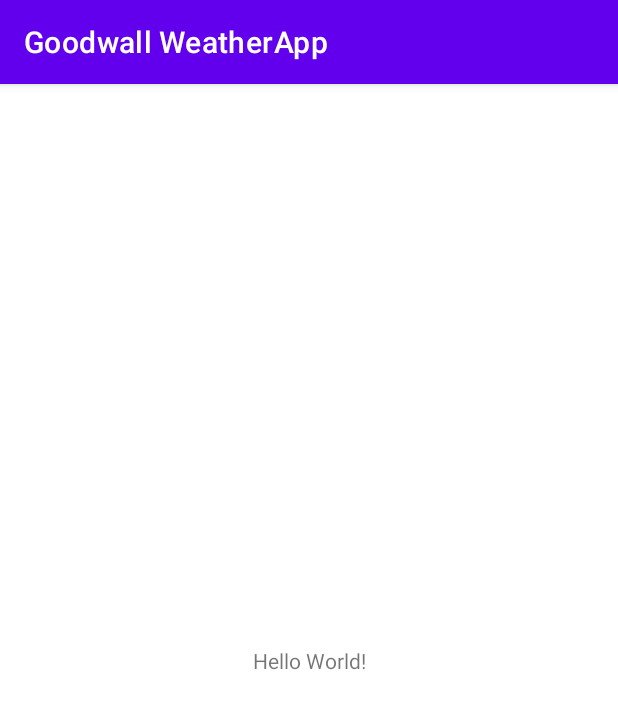
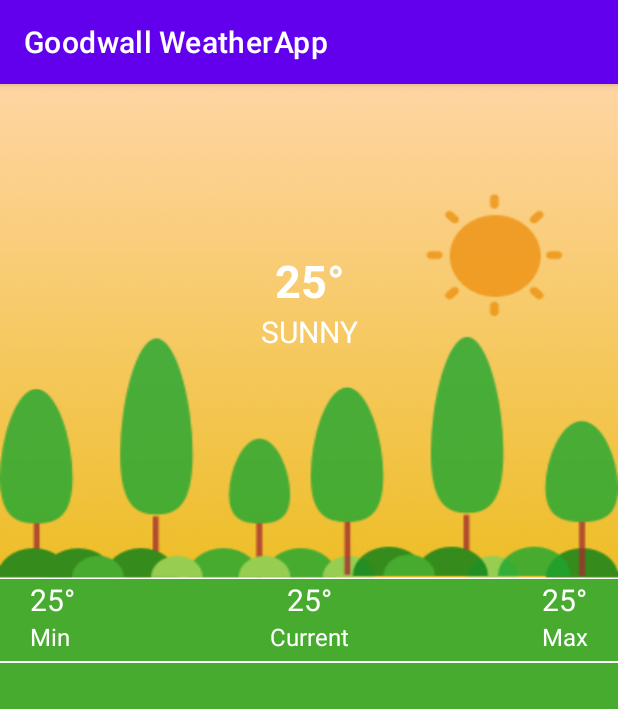
Before and after one commit to PeterSitemba/GoodwallWeatherApp, an Android app: the screen it shows after launch (MainActivity), on a phone screen of 412 x 824 dp. Shown: the top 709 px of the screen. Run offline under Robolectric (Android 15) with nearby library versions, the phone set to English and light mode, and no system bars; our stand-ins replace Dagger/Hilt's generated code, Room's generated code, RxJava; 2 statements that could not run were skipped.

Commit message:
Fragments

```diff
--- a/app/src/main/java/faba/app/goodwallweatherapp/MainActivity.kt
+++ b/app/src/main/java/faba/app/goodwallweatherapp/MainActivity.kt
@@ -19,10 +19,10 @@ class MainActivity : AppCompatActivity() {
         super.onCreate(savedInstanceState)
         setContentView(R.layout.activity_main)
 
-        weatherViewModel.getCurrentWeather(-1.3761848, 36.676677, "2a5ac244383461b7c2225b066ef65029")
-        weatherViewModel.getWeatherForecast(-1.3761848, 36.676677, "2a5ac244383461b7c2225b066ef65029")
+        //weatherViewModel.getCurrentWeather(-1.3761848, 36.676677, "2a5ac244383461b7c2225b066ef65029")
+        //weatherViewModel.getWeatherForecast(-1.3761848, 36.676677, "2a5ac244383461b7c2225b066ef65029")
 
-        observeViewModel()
+        //observeViewModel()
     }
 
     private fun observeViewModel() {
--- a/app/src/main/java/faba/app/goodwallweatherapp/repository/WeatherRepository.kt
+++ b/app/src/main/java/faba/app/goodwallweatherapp/repository/WeatherRepository.kt
@@ -24,29 +24,6 @@ class WeatherRepository @Inject constructor(
     val currentWeatherDataResponse = MutableLiveData<APIResponse<WeatherData>>()
     val forecastWeatherDataResponse = MutableLiveData<APIResponse<ForecastData>>()
 
-
-    /* fun getCurrentWeather(
-         lat: Double,
-         lon: Double,
-         appId: String
-     ) = retrofitService.getCurrentWeather(
-         lat,
-         lon,
-         appId,
-         units = "metric"
-     )
-
-     fun getWeatherForecast(
-         lat: Double,
-         lon: Double,
-         appId: String
-     ) = retrofitService.getWeatherForecast(
-         lat,
-         lon,
-         appId,
-         units = "metric"
-     )*/
-
     fun insertCurrent(weatherData: WeatherData) {
         weatherDao.insertCurrentWeather(weatherData)
     }
@@ -54,9 +31,6 @@ class WeatherRepository @Inject constructor(
     fun insertForecast(forecastData: ForecastData) {
         weatherDao.insertForecastWeather(forecastData)
     }
-
-    val roomCurrentWeatherList = weatherDao.getAllCurrentWeatherData()
-    val roomWeatherForecastList = weatherDao.getAllWeatherForecast()
 
     val getRowCount = weatherDao.getRowCount()
     val getForecastRowCount = weatherDao.getForecastRowCount()
--- /dev/null
+++ b/app/src/main/java/faba/app/goodwallweatherapp/view/adapters/ForecastAdapter.kt
@@ -0,0 +1,34 @@
+package faba.app.goodwallweatherapp.view.adapters
+
+import android.content.Context
+import android.view.View
+import android.view.ViewGroup
+import androidx.recyclerview.widget.RecyclerView
+
+class ForecastAdapter(private val context: Context) :
+    RecyclerView.Adapter<RecyclerView.ViewHolder>() {
+
+    override fun getItemId(position: Int): Long {
+        return super.getItemId(position)
+    }
+
+    override fun getItemViewType(position: Int): Int {
+        return super.getItemViewType(position)
+    }
+
+    override fun onCreateViewHolder(parent: ViewGroup, viewType: Int): RecyclerView.ViewHolder {
+        TODO("Not yet implemented")
+    }
+
+    override fun getItemCount(): Int {
+        return 0
+    }
+
+    inner class ViewHolderHeader(itemView: View) : RecyclerView.ViewHolder(itemView) {
+    }
+
+    override fun onBindViewHolder(holder: RecyclerView.ViewHolder, position: Int) {
+
+    }
+
+}
--- /dev/null
+++ b/app/src/main/java/faba/app/goodwallweatherapp/view/fragments/HomeFragment.kt
@@ -0,0 +1,102 @@
+package faba.app.goodwallweatherapp.view.fragments
+
+import android.os.Bundle
+import android.util.Log
+import android.view.LayoutInflater
+import android.view.View
+import android.view.ViewGroup
+import androidx.fragment.app.Fragment
+import androidx.fragment.app.activityViewModels
+import androidx.recyclerview.widget.LinearLayoutManager
+import faba.app.goodwallweatherapp.R
+import faba.app.goodwallweatherapp.models.forecast.ForecastData
+import faba.app.goodwallweatherapp.models.forecast.ForecastDays
+import faba.app.goodwallweatherapp.utils.Status
+import faba.app.goodwallweatherapp.view.adapters.ForecastAdapter
+import faba.app.goodwallweatherapp.viewmodel.WeatherViewModel
+import kotlinx.android.synthetic.main.host_frag.*
+
+
+class HomeFragment : Fragment() {
+
+    val weatherViewModel: WeatherViewModel by activityViewModels()
+    private lateinit var listAdapter: ForecastAdapter
+
+    var forecastList: MutableList<ForecastDays> = mutableListOf()
+
+
+
+    override fun onCreateView(
+        inflater: LayoutInflater,
+        container: ViewGroup?,
+        savedInstanceState: Bundle?
+    ): View? =
+        inflater.inflate(R.layout.host_frag, container, false)
+
+    override fun onViewCreated(view: View, savedInstanceState: Bundle?) {
+        super.onViewCreated(view, savedInstanceState)
+
+        weatherViewModel.getCurrentWeather(
+            -1.3761848,
+            36.676677,
+            "2a5ac244383461b7c2225b066ef65029"
+        )
+        weatherViewModel.getWeatherForecast(
+            -1.3761848,
+            36.676677,
+            "2a5ac244383461b7c2225b066ef65029"
+        )
+
+        observeCurrentViewModel()
+        observeForecastViewModel()
+
+        rvForecast.layoutManager = LinearLayoutManager(
+            activity,
+            LinearLayoutManager.VERTICAL,
+            false
+        )
+        listAdapter = context?.let { ForecastAdapter(it) }!!
+        rvForecast.adapter = listAdapter
+
+    }
+
+    private fun observeCurrentViewModel() {
+        weatherViewModel.currentWeather.observe(this, { response ->
+            when (response.status) {
+                Status.LOADING -> {
+                    Log.e("MainActivity", "Loading...")
+                }
+                Status.ERROR -> {
+                    Log.e("MainActivity", "Error!!!")
+                }
+                else -> {
+                    response.data.let {
+                        Log.e("MainActivity", it!!.main.temp.toString())
+                    }
+                }
+            }
+
+        })
+    }
+
+    private fun observeForecastViewModel() {
+        weatherViewModel.forecastWeather.observe(this, { response ->
+            when (response.status) {
+                Status.LOADING -> {
+                    Log.e("MainActivity", "Loading...")
+                }
+                Status.ERROR -> {
+                    Log.e("MainActivity", "Error!!!")
+                }
+                else -> {
+                    response.data.let {
+                        forecastList = it!!.list.toMutableList()
+                    }
+                }
+            }
+
+        })
+    }
+
+
+}
--- a/app/src/main/res/layout/activity_main.xml
+++ b/app/src/main/res/layout/activity_main.xml
@@ -6,13 +6,16 @@
     android:layout_height="match_parent"
     tools:context=".MainActivity">
 
-    <TextView
-        android:layout_width="wrap_content"
-        android:layout_height="wrap_content"
-        android:text="Hello World!"
-        app:layout_constraintBottom_toBottomOf="parent"
+    <androidx.fragment.app.FragmentContainerView
+        android:id="@+id/nav_host_fragment"
+        android:name="androidx.navigation.fragment.NavHostFragment"
+        android:layout_width="0dp"
+        android:layout_height="0dp"
         app:layout_constraintLeft_toLeftOf="parent"
         app:layout_constraintRight_toRightOf="parent"
-        app:layout_constraintTop_toTopOf="parent" />
+        app:layout_constraintTop_toTopOf="parent"
+        app:layout_constraintBottom_toBottomOf="parent"
+        app:defaultNavHost="true"
+        app:navGraph="@navigation/nav_graph" />
 
 </androidx.constraintlayout.widget.ConstraintLayout>
--- /dev/null
+++ b/app/src/main/res/layout/host_frag.xml
@@ -0,0 +1,171 @@
+<?xml version="1.0" encoding="utf-8"?>
+<androidx.constraintlayout.widget.ConstraintLayout xmlns:android="http://schemas.android.com/apk/res/android"
+    xmlns:app="http://schemas.android.com/apk/res-auto"
+    android:layout_width="match_parent"
+    android:layout_height="match_parent">
+
+    <androidx.constraintlayout.widget.ConstraintLayout
+        android:id="@+id/cLHeader"
+        android:layout_width="match_parent"
+        android:layout_height="@dimen/header_height"
+        android:background="@drawable/sunny"
+        app:layout_constraintTop_toTopOf="parent">
+
+
+        <TextView
+            android:id="@+id/txtTemp"
+            android:layout_width="wrap_content"
+            android:layout_height="wrap_content"
+            android:text="@string/degree"
+            android:textAlignment="center"
+            android:textColor="@color/white"
+            android:textSize="@dimen/txt_xxxlarge"
+            android:textStyle="bold"
+            app:layout_constraintBottom_toTopOf="@+id/txtWeather"
+            app:layout_constraintEnd_toEndOf="parent"
+            app:layout_constraintStart_toStartOf="parent" />
+
+        <TextView
+            android:id="@+id/txtWeather"
+            android:layout_width="wrap_content"
+            android:layout_height="wrap_content"
+            android:text="@string/weather"
+            android:textAlignment="center"
+            android:textColor="@color/white"
+            android:textSize="@dimen/txt_xxlarge"
+            app:layout_constraintBottom_toBottomOf="parent"
+            app:layout_constraintEnd_toEndOf="parent"
+            app:layout_constraintStart_toStartOf="parent"
+            app:layout_constraintTop_toTopOf="parent" />
+
+    </androidx.constraintlayout.widget.ConstraintLayout>
+
+    <androidx.constraintlayout.widget.ConstraintLayout
+        android:id="@+id/cLBody"
+        android:layout_width="match_parent"
+        android:layout_height="0dp"
+        android:background="@color/sunny"
+        app:layout_constraintBottom_toBottomOf="parent"
+        app:layout_constraintTop_toBottomOf="@+id/cLHeader">
+
+        <androidx.constraintlayout.widget.Guideline
+            android:id="@+id/contentMarginLeft"
+            android:layout_width="wrap_content"
+            android:layout_height="wrap_content"
+            android:orientation="vertical"
+            app:layout_constraintGuide_begin="@dimen/margin_medium" />
+
+        <androidx.constraintlayout.widget.Guideline
+            android:id="@+id/contentMarginRight"
+            android:layout_width="wrap_content"
+            android:layout_height="wrap_content"
+            android:orientation="vertical"
+            app:layout_constraintGuide_end="@dimen/margin_medium" />
+
+        <LinearLayout
+            android:id="@+id/linearLayoutMin"
+            android:layout_width="wrap_content"
+            android:layout_height="wrap_content"
+            android:orientation="vertical"
+            app:layout_constraintStart_toStartOf="@+id/contentMarginLeft"
+            app:layout_constraintTop_toTopOf="parent">
+
+            <TextView
+                android:id="@+id/txtMinTemp"
+                android:layout_width="wrap_content"
+                android:layout_height="wrap_content"
+                android:layout_gravity="center"
+                android:text="@string/degree"
+                android:textAlignment="center"
+                android:textColor="@color/white"
+                android:textSize="@dimen/txt_xxlarge" />
+
+            <TextView
+                android:layout_width="wrap_content"
+                android:layout_height="wrap_content"
+                android:text="@string/min_temp"
+                android:textAlignment="center"
+                android:textColor="@color/white"
+                android:textSize="@dimen/txt_xlarge" />
+        </LinearLayout>
+
+        <LinearLayout
+            android:id="@+id/linearLayoutCurrent"
+            android:layout_width="wrap_content"
+            android:layout_height="wrap_content"
+            android:orientation="vertical"
+            app:layout_constraintEnd_toEndOf="@+id/contentMarginRight"
+            app:layout_constraintStart_toStartOf="@+id/contentMarginLeft"
+            app:layout_constraintTop_toTopOf="parent">
+
+            <TextView
+                android:id="@+id/txtCurrentTemp"
+                android:layout_width="wrap_content"
+                android:layout_height="wrap_content"
+                android:layout_gravity="center"
+                android:text="@string/degree"
+                android:textAlignment="center"
+                android:textColor="@color/white"
+                android:textSize="@dimen/txt_xxlarge" />
+
+            <TextView
+                android:layout_width="wrap_content"
+                android:layout_height="wrap_content"
+                android:text="@string/current_temp"
+                android:textAlignment="center"
+                android:textColor="@color/white"
+                android:textSize="@dimen/txt_xlarge" />
+        </LinearLayout>
+
+        <LinearLayout
+            android:id="@+id/linearLayoutMax"
+            android:layout_width="wrap_content"
+            android:layout_height="wrap_content"
+            android:orientation="vertical"
+            app:layout_constraintEnd_toEndOf="@+id/contentMarginRight"
+            app:layout_constraintTop_toTopOf="parent"
+
+            >
+
+            <TextView
+                android:id="@+id/txtMaxTemp"
+                android:layout_width="wrap_content"
+                android:layout_height="wrap_content"
+                android:layout_gravity="center"
+                android:text="@string/degree"
+                android:textAlignment="center"
+                android:textColor="@color/white"
+                android:textSize="@dimen/txt_xxlarge" />
+
+            <TextView
+                android:layout_width="wrap_content"
+                android:layout_height="wrap_content"
+                android:text="@string/max_temp"
+                android:textAlignment="center"
+                android:textColor="@color/white"
+                android:textSize="@dimen/txt_xlarge" />
+        </LinearLayout>
+
+        <com.google.android.material.divider.MaterialDivider
+            android:id="@+id/divider"
+            android:layout_width="match_parent"
+            android:layout_height="@dimen/divider"
+            android:layout_marginTop="@dimen/margin_x_small"
+            android:layout_marginBottom="@dimen/margin_x_small"
+            app:dividerColor="@color/white"
+            app:layout_constraintTop_toBottomOf="@+id/linearLayoutMax" />
+
+        <androidx.recyclerview.widget.RecyclerView
+            android:id="@+id/rvForecast"
+            android:layout_width="0dp"
+            android:layout_height="wrap_content"
+            android:layout_marginTop="@dimen/margin_large"
+            android:layout_marginBottom="@dimen/margin_small"
+            app:layout_constraintEnd_toEndOf="@+id/contentMarginRight"
+            app:layout_constraintStart_toStartOf="@+id/contentMarginLeft"
+            app:layout_constraintTop_toBottomOf="@+id/divider" />
+
+    </androidx.constraintlayout.widget.ConstraintLayout>
+
+
+</androidx.constraintlayout.widget.ConstraintLayout>
--- /dev/null
+++ b/app/src/main/res/layout/list_forecast.xml
@@ -0,0 +1,41 @@
+<?xml version="1.0" encoding="utf-8"?>
+<androidx.constraintlayout.widget.ConstraintLayout xmlns:android="http://schemas.android.com/apk/res/android"
+    xmlns:app="http://schemas.android.com/apk/res-auto"
+    android:layout_width="match_parent"
+    android:layout_height="wrap_content">
+
+    <TextView
+        android:id="@+id/txtDay"
+        android:layout_width="wrap_content"
+        android:layout_height="wrap_content"
+        android:layout_gravity="center"
+        android:text="@string/degree"
+        android:textAlignment="center"
+        android:textColor="@color/white"
+        android:textSize="@dimen/txt_xxlarge"
+        app:layout_constraintStart_toStartOf="parent"
+        app:layout_constraintTop_toTopOf="parent" />
+
+    <ImageView
+        android:id="@+id/ivWeatherIcon"
+        android:layout_width="@dimen/icon_forecast"
+        android:layout_height="@dimen/icon_forecast"
+        app:layout_constraintEnd_toEndOf="parent"
+        app:layout_constraintStart_toStartOf="parent"
+        app:layout_constraintTop_toTopOf="parent" />
+
+
+    <TextView
+        android:id="@+id/txtTempForecast"
+        android:layout_width="wrap_content"
+        android:layout_height="wrap_content"
+        android:layout_gravity="center"
+        android:text="@string/degree"
+        android:textAlignment="center"
+        android:textColor="@color/white"
+        android:textSize="@dimen/txt_xxlarge"
+        app:layout_constraintEnd_toEndOf="parent"
+        app:layout_constraintTop_toTopOf="parent" />
+
+
+</androidx.constraintlayout.widget.ConstraintLayout>
--- /dev/null
+++ b/app/src/main/res/navigation/nav_graph.xml
@@ -0,0 +1,11 @@
+<?xml version="1.0" encoding="utf-8"?>
+<navigation xmlns:android="http://schemas.android.com/apk/res/android"
+    xmlns:app="http://schemas.android.com/apk/res-auto"
+    android:id="@+id/nav_graph"
+    app:startDestination="@id/homeFragment">
+
+    <fragment
+        android:id="@+id/homeFragment"
+        android:name="faba.app.goodwallweatherapp.view.fragments.HomeFragment"
+        android:label="HomeFragment" />
+</navigation>
--- a/app/src/main/res/values/colors.xml
+++ b/app/src/main/res/values/colors.xml
@@ -7,4 +7,11 @@
     <color name="teal_700">#FF018786</color>
     <color name="black">#FF000000</color>
     <color name="white">#FFFFFFFF</color>
+
+    <!--body_background-->
+    <color name="sunny">#47AB2F</color>
+    <color name="cloudy">#54717A</color>
+    <color name="rainy">#57575D</color>
+
+
 </resources>
--- /dev/null
+++ b/app/src/main/res/values/dimens.xml
@@ -0,0 +1,36 @@
+<?xml version="1.0" encoding="utf-8"?>
+<resources>
+
+    <!--Text-->
+    <dimen name="txt_small">8sp</dimen>
+    <dimen name="txt_medium">12sp</dimen>
+    <dimen name="txt_large">14sp</dimen>
+    <dimen name="txt_xlarge">16sp</dimen>
+    <dimen name="txt_xxlarge">20sp</dimen>
+    <dimen name="txt_xxxlarge">30sp</dimen>
+    <dimen name="txt_xxxxlarge">45sp</dimen>
+
+    <!--header_height-->
+    <dimen name="header_height">330dp</dimen>
+
+
+    <!-- Margin -->
+    <dimen name="margin_xxxxxxx_large">100dp</dimen>
+    <dimen name="margin_xxxxxx_large">90dp</dimen>
+    <dimen name="margin_xxxxx_large">80dp</dimen>
+    <dimen name="margin_xxxx_large">70dp</dimen>
+    <dimen name="margin_xxx_large">60dp</dimen>
+    <dimen name="margin_xx_large">50dp</dimen>
+    <dimen name="margin_x_large">40dp</dimen>
+    <dimen name="margin_large">30dp</dimen>
+    <dimen name="margin_medium">20dp</dimen>
+    <dimen name="margin_small">10dp</dimen>
+    <dimen name="margin_x_small">5dp</dimen>
+    <dimen name="margin_zero">0dp</dimen>
+
+
+    <dimen name="divider">1dp</dimen>
+
+    <dimen name="icon_forecast">27dp</dimen>
+
+</resources>
--- a/app/src/main/res/values/strings.xml
+++ b/app/src/main/res/values/strings.xml
@@ -3,4 +3,16 @@
 
     <!--Errors-->
     <string name="error_noConnection">No internet connection.</string>
+
+
+    <!--Content-->
+    <string name="degree">25\u00B0</string>
+    <string name="weather">SUNNY</string>
+
+    <string name="min_temp">Min</string>
+    <string name="current_temp">Current</string>
+    <string name="max_temp">Max</string>
+
+
+
 </resources>
--- a/build.gradle
+++ b/build.gradle
@@ -14,6 +14,7 @@ buildscript {
         coroutines_version = '1.6.0-native-mt'
         activity_version = '1.4.0'
         fragment_version = '1.4.0'
+        nav_version  = '2.3.5'
     }
     repositories {
         google()
```
Also changed, not shown: app/build.gradle (+9 -0 lines), app/src/main/res/drawable/cloudy.png (added), app/src/main/res/drawable/rainy.png (added), app/src/main/res/drawable/sunny.png (added).
